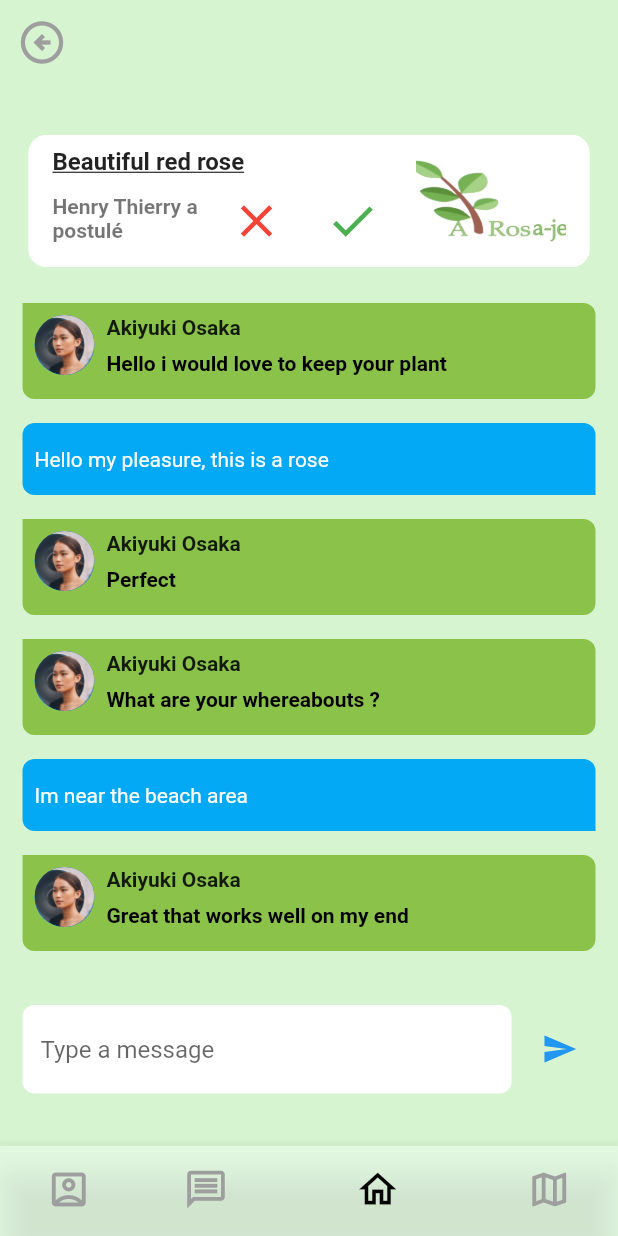
After one commit to juxqq/mspr, a Flutter app: the UserThread screen opened by its route, item 3 of the bottom bar chosen, on a phone screen of 412 x 824 dp. The commit adds this screen. Run offline on Flutter 3.47's test engine with Material 2 defaults, Android fonts, the phone set to English and light mode, and no system bars; our stand-ins replace bottom_navy_bar, flutter_dotenv, image_picker, shared_preferences; accounts and stored records are empty.

Commit message:
feature messages user

```diff
--- a/lib/main.dart
+++ b/lib/main.dart
@@ -11,7 +11,9 @@ import 'package:mspr/views/botaniste/messages.dart';
 import 'package:mspr/views/botaniste/post_details.dart';
 import 'package:mspr/views/botaniste/profile.dart';
 import 'package:mspr/views/botaniste/update_profile.dart';
+import 'package:mspr/views/user/messages.dart';
 import 'package:mspr/views/user/profile.dart';
+import 'package:mspr/views/user/thread.dart';
 import 'package:mspr/views/user/update_profile.dart';
 
 Future<void> main() async {
@@ -43,6 +45,8 @@ class MyApp extends StatelessWidget {
         '/botanist_update_profile': (context) => const BotanistUpdateProfile(),
         '/user_profile': (context) => const ProfilePage(),
         '/user_update_profile': (context) => const UpdateProfile(),
+        '/user_messages': (context) => const UserMessages(),
+        '/user_thread': (context) => const UserThread(),
       },
       home: FutureBuilder(
         future: UserService.getToken(),
--- /dev/null
+++ b/lib/views/user/thread.dart
@@ -0,0 +1,399 @@
+import 'package:flutter/material.dart';
+import 'package:mspr/models/post.dart';
+import 'package:mspr/models/user.dart';
+import 'package:mspr/share/app_style.dart';
+import 'package:mspr/models/message.dart';
+import 'package:mspr/utils/utils.dart';
+
+
+class UserThread extends StatefulWidget {
+  const UserThread({Key? key}) : super(key: key);
+
+  @override
+  _UserThreadState createState() => _UserThreadState();
+}
+
+class _UserThreadState extends State<UserThread> {
+  int _selectedIndex = 1;
+  List<User> users = [];
+  DateTime createdAt = DateTime(2021, 5, 11, 10, 30, 0);
+  // api call to first message of the thread
+  Post post = Post(
+      1,
+      0,
+      'Beautiful red rose',
+      'J essaye de mettre une description plus grande que l actuelle pour tester le responsive et l overflow',
+      'assets/img/image-removebg-preview.png',
+      1,
+      "10",
+      "10",
+      DateTime(2002, 5, 17, 10, 30, 0),
+      DateTime(2002, 5, 17, 10, 30, 0));
+  User user1 = User(1, "Thierry", "Henry", "test@gmail.com", "test", "test", 34290,
+      "test", "", true);
+  User user2 = User(2, "Osaka", "Akiyuki", "osaka@gmail.com", "test", "test", 34290,
+      "test",  "assets/img/profilepic.png", false);
+
+
+  List<Message> messages = [];
+  final GlobalKey<FormState> _key = GlobalKey();
+  final TextEditingController contentMessageController = TextEditingController();
+
+  bool isCheckClicked = false;
+
+
+
+  @override
+  void initState() {
+    super.initState();
+    users = [user1, user2];
+    Future.delayed(const Duration(seconds: 2), () {
+      setState(() {
+        messages = [
+          Message(
+            6,
+            1,
+            2,
+            'Hello i would love to keep your plant',
+            createdAt,
+          ),
+          Message(
+            7,
+            1,
+            1,
+            'Hello my pleasure, this is a rose',
+            createdAt,
+          ),
+          Message(
+            19,
+            1,
+            2,
+            'Perfect',
+            createdAt,
+          ),
+          Message(
+            19,
+            1,
+            2,
+            'What are your whereabouts ?',
+            createdAt,
+          ),
+          Message(
+            20,
+            1,
+            1,
+            'Im near the beach area',
+            createdAt,
+          ),
+          Message(
+            19,
+            1,
+            2,
+            'Great that works well on my end',
+            createdAt,
+          ),
+
+        ];
+      });
+    });
+  }
+
+  void _onItemTapped(int index) {
+    setState(() {
+      _selectedIndex = index;
+    });
+
+    switch (index) {
+      case 0:
+        Navigator.pushNamed(context, '/user_profile');
+        break;
+      case 1:
+        Navigator.pushNamed(context, '/user_messages');
+        break;
+      case 2:
+        Navigator.pushNamed(context, '/user_home');
+        break;
+      case 3:
+        Navigator.pushNamed(context, '/user_map');
+        break;
+    }
+  }
+
+  @override
+  Widget build(BuildContext context) {
+    return Scaffold(
+      backgroundColor: AppStyle.backgroundColorGreen,
+      appBar: AppBar(
+        backgroundColor: AppStyle.backgroundColorGreen,
+        shadowColor: Colors.transparent,
+        leading: IconButton(
+          icon: const Icon(Icons.arrow_circle_left_outlined),
+          iconSize: 34,
+          color: Colors.grey,
+          onPressed: () {
+            Navigator.pushNamed(context, "/user_messages");
+          },
+        ),
+      ),
+      body: LayoutBuilder(
+        builder: (BuildContext context, BoxConstraints constraints) {
+          return SingleChildScrollView(
+            child: Form(
+              key: _key,
+              child: Padding(
+                padding: const EdgeInsets.symmetric(horizontal: 15, vertical: 30),
+                child: Column(
+                  children: [
+                    Card(
+                      elevation: 0,
+                      shape: RoundedRectangleBorder(
+                        side: BorderSide(
+                          color: Theme.of(context).colorScheme.outline,
+                        ),
+                        borderRadius: const BorderRadius.all(Radius.circular(12)),
+                      ),
+                      child: ListTile(
+                        title: Text(
+                          post.title,
+                          style: const TextStyle(
+                            fontWeight: FontWeight.bold,
+                            decoration: TextDecoration.underline,
+
+                          ),
+                        ),
+
+                        subtitle: Row(
+                          children: [
+                            Flexible(
+                              child: Text(
+                                '${user1.firstName} ${user1.lastName} a postulé',
+                                style: const TextStyle(
+                                  fontWeight: FontWeight.bold,
+                                ),
+                              ),
+                            ),
+                            const SizedBox(width: 8),
+                            if (!isCheckClicked) ...[
+                              Container(
+                                padding: const EdgeInsets.all(4),
+                                child: IconButton(
+                                  icon: const Icon(
+                                    Icons.clear,
+                                    color: Colors.red,
+                                    size: 36,
+                                  ),
+                                  onPressed: () {
+
+                                    // Delete the thread
+
+                                    setState(() {
+                                      isCheckClicked = false;
+                                    });
+                                  },
+                                ),
+                              ),
+                            ],
+                            const SizedBox(width: 8),
+                            if (!isCheckClicked) ...[
+                              Container(
+                                padding: const EdgeInsets.all(4),
+                                child: IconButton(
+                                  icon: const Icon(
+                                    Icons.check,
+                                    color: Colors.green,
+                                    size: 36,
+                                  ),
+                                  onPressed: () {
+                                    setState(() {
+                                      isCheckClicked = true;
+                                    });
+                                  },
+                                ),
+                              ),
+                            ],
+                          ],
+                        ),
+                        trailing: Image.asset(
+                          post.pictureUrl,
+                          width: 100,
+                          height: 100,
+                          fit: BoxFit.cover,
+                        ),
+                        isThreeLine: true,
+                      ),
+                    ),
+                    const SizedBox(
+                      height: 20,
+                    ),
+                    ListView.builder(
+                      shrinkWrap: true,
+                      physics: const ClampingScrollPhysics(),
+                      itemCount: messages.length,
+                      itemBuilder: (BuildContext context, int index) {
+                        final message = messages[index];
+                        final user = getUserById(message.idSender);
+                        final isSender = message.idSender == user1.id; // Check if the message is sent by the user1 (sender)
+                        final messageAlignment = isSender ? MainAxisAlignment.end : MainAxisAlignment.start;
+                        final messageColor = isSender ? Colors.lightBlue : Colors.lightGreen;
+                        final borderRadius = isSender
+                            ? const BorderRadius.only(
+                          topLeft: Radius.circular(8),
+                          bottomLeft: Radius.circular(8),
+                          topRight: Radius.circular(8),
+                        )
+                            : const BorderRadius.only(
+                          topRight: Radius.circular(8),
+                          bottomLeft: Radius.circular(8),
+                          bottomRight: Radius.circular(8),
+                        );
+
+                        return GestureDetector(
+                          child: Container(
+                            decoration: BoxDecoration(
+                              color: messageColor,
+                              borderRadius: borderRadius,
+                            ),
+                            padding: const EdgeInsets.all(8),
+                            margin: const EdgeInsets.only(bottom: 16),
+                            child: Row(
+                              crossAxisAlignment: CrossAxisAlignment.start,
+                              children: [
+                                if (!isSender) ...[
+                                  CircleAvatar(
+                                    backgroundImage: AssetImage(user?.profilePicture ?? ''),
+                                  ),
+                                  const SizedBox(width: 8),
+                                ],
+                                Expanded(
+                                  child: Column(
+                                    mainAxisAlignment: messageAlignment,
+                                    crossAxisAlignment: CrossAxisAlignment.start,
+                                    children: [
+                                      Row(
+                                        mainAxisAlignment: messageAlignment,
+                                        children: [
+                                          if (!isSender) ...[
+                                            Text(
+                                              '${user?.firstName} ${user?.lastName}',
+                                              style: const TextStyle(
+                                                fontWeight: FontWeight.bold,
+                                              ),
+                                            ),
+                                          ],
+                                        ],
+                                      ),
+                                      const SizedBox(height: 8),
+                                      Text(
+                                        message.content,
+                                        style: TextStyle(
+                                          color: isSender ? Colors.white : Colors.black,
+                                          fontWeight: isSender ? FontWeight.normal : FontWeight.bold,
+                                        ),
+                                      ),
+                                      const SizedBox(height: 8),
+                                    ],
+                                  ),
+                                ),
+                              ],
+                            ),
+                          ),
+                        );
+                      },
+                    ),
+
+                    const SizedBox(height: 20),
+                    Row(
+                      children: [
+                        Expanded(
+                          child: Padding(
+                            padding: const EdgeInsets.only(right: 8),
+                            child: TextFormField(
+                              controller: contentMessageController,
+                              decoration: const InputDecoration(
+                                filled: true,
+                                fillColor: Colors.white,
+                                hintText: 'Type a message',
+                                border: OutlineInputBorder(
+                                  borderRadius: BorderRadius.all(Radius.circular(8)),
+                                  borderSide: BorderSide.none,
+
+                                ),
+                              ),
+                            ),
+                          ),
+                        ),
+                        IconButton(
+                          icon: const Icon(Icons.send),
+                          color: Colors.blue,
+                          onPressed: () {
+                            // Handle send button pressed
+                              if (_key.currentState!
+                                  .validate()) {
+                                if (contentMessageController
+                                    .text.isEmpty) {
+                                  showSnackBar(
+                                      context,
+                                      "Vous ne pouvez pas mettre un commentaire vide !",
+                                      Colors.red);
+                                } else {
+                                  // Ajouter ici l'enregistrement du message
+
+
+                                  contentMessageController.clear();
+                                }
+                              }
+                          },
+                        ),
+                      ],
+                    ),
+                  ],
+                ),
+              ),
+            ),
+          );
+        },
+      ),
+
+      bottomNavigationBar: BottomNavigationBar(
+        type: BottomNavigationBarType.shifting,
+        selectedItemColor: Colors.black,
+        unselectedItemColor: Colors.grey,
+        currentIndex: _selectedIndex,
+        onTap: _onItemTapped,
+        iconSize: 30,
+        showSelectedLabels: false,
+        showUnselectedLabels: false,
+        items: const <BottomNavigationBarItem>[
+          BottomNavigationBarItem(
+            icon: Icon(Icons.account_box_outlined),
+            label: "",
+            backgroundColor: AppStyle.bottomNavBarColor,
+          ),
+          BottomNavigationBarItem(
+            icon: Icon(Icons.message_outlined),
+            label: "",
+            backgroundColor: AppStyle.bottomNavBarColor,
+          ),
+          BottomNavigationBarItem(
+            icon: Icon(Icons.home_outlined),
+            label: "",
+            backgroundColor: AppStyle.bottomNavBarColor,
+          ),
+          BottomNavigationBarItem(
+            icon: Icon(Icons.map_outlined),
+            label: "",
+            backgroundColor: AppStyle.bottomNavBarColor,
+          ),
+        ],
+      ),
+    );
+  }
+
+  User? getUserById(int id) {
+    try {
+      return users.firstWhere((user) => user.id == id);
+    } catch (e) {
+      return null;
+    }
+  }
+}
```
Also changed, not shown: lib/views/user/messages.dart (+297 -0 lines), assets/img/logoarosaje.png (added), assets/img/profilepic.png (added).
